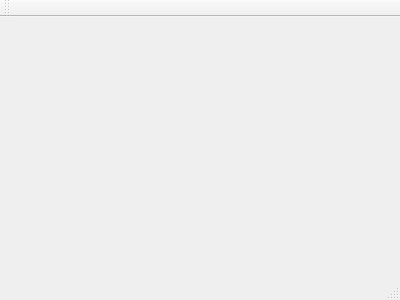
Old version of the form mainwindow.ui in the repository AmadeusChan/game.
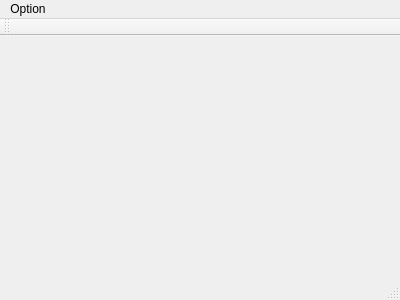
New version of the form.

Patch:
```diff
--- a/mainwindow.ui
+++ b/mainwindow.ui
@@ -23,6 +23,14 @@
      <height>15</height>
     </rect>
    </property>
+   <widget class="QMenu" name="menuOption">
+    <property name="title">
+     <string>Option</string>
+    </property>
+    <addaction name="actionHint"/>
+    <addaction name="actionQuit"/>
+   </widget>
+   <addaction name="menuOption"/>
   </widget>
   <widget class="QToolBar" name="mainToolBar">
    <attribute name="toolBarArea">
```
Left out of the diff: 13 changed lines with no effect on the pictures.
